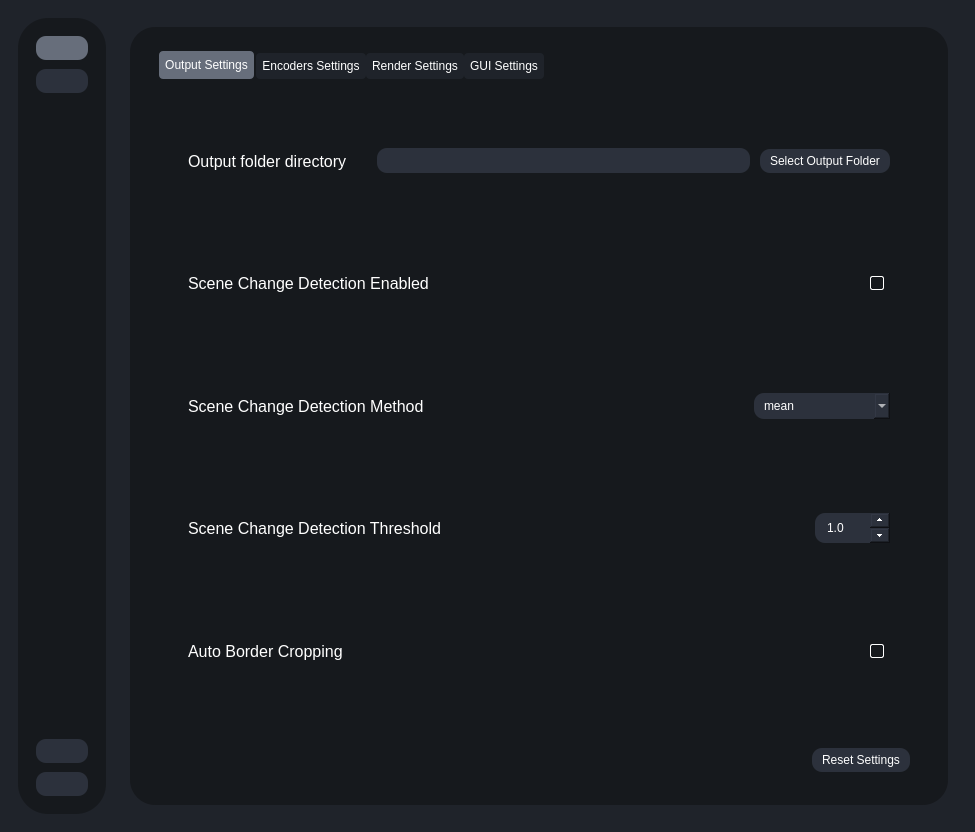
Before: the Qt Designer form testRVEInterface.ui in gokulmc/enhance_crop, drawn with Qt 5.
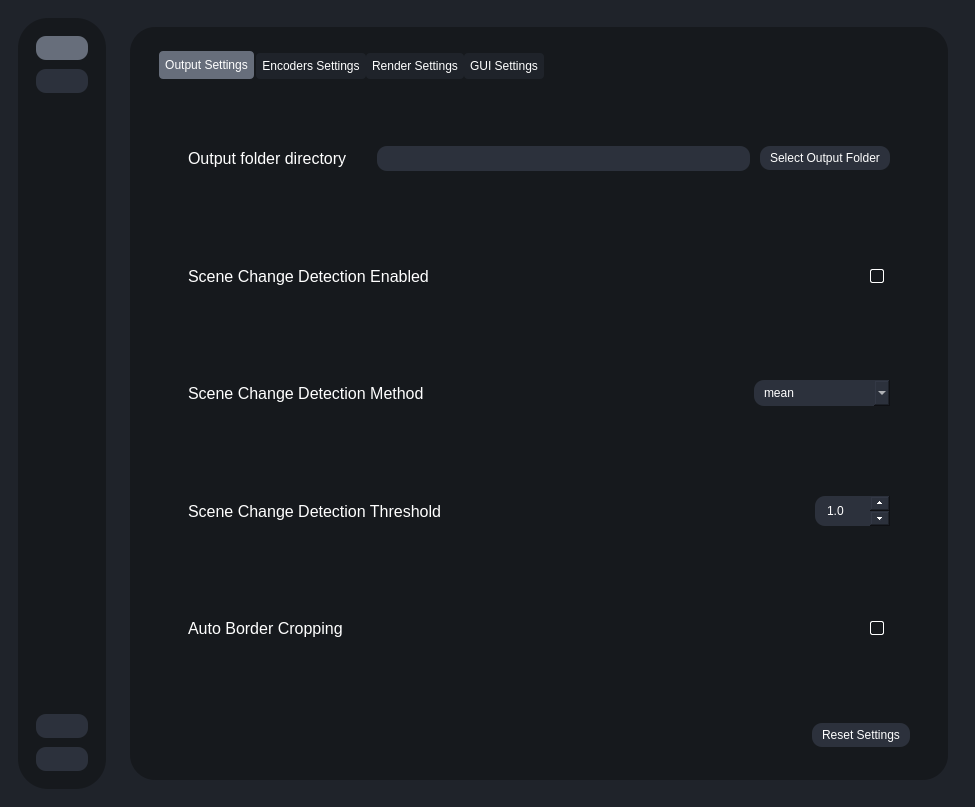
After: the same form once the commit is applied. Icons and pictures are not drawn.

```diff
--- a/testRVEInterface.ui
+++ b/testRVEInterface.ui
@@ -6,8 +6,8 @@
    <rect>
     <x>0</x>
     <y>0</y>
-    <width>971</width>
-    <height>832</height>
+    <width>0</width>
+    <height>0</height>
    </rect>
   </property>
   <property name="sizePolicy">
```
Left out of the diff: 223 changed lines with no effect on the pictures.
